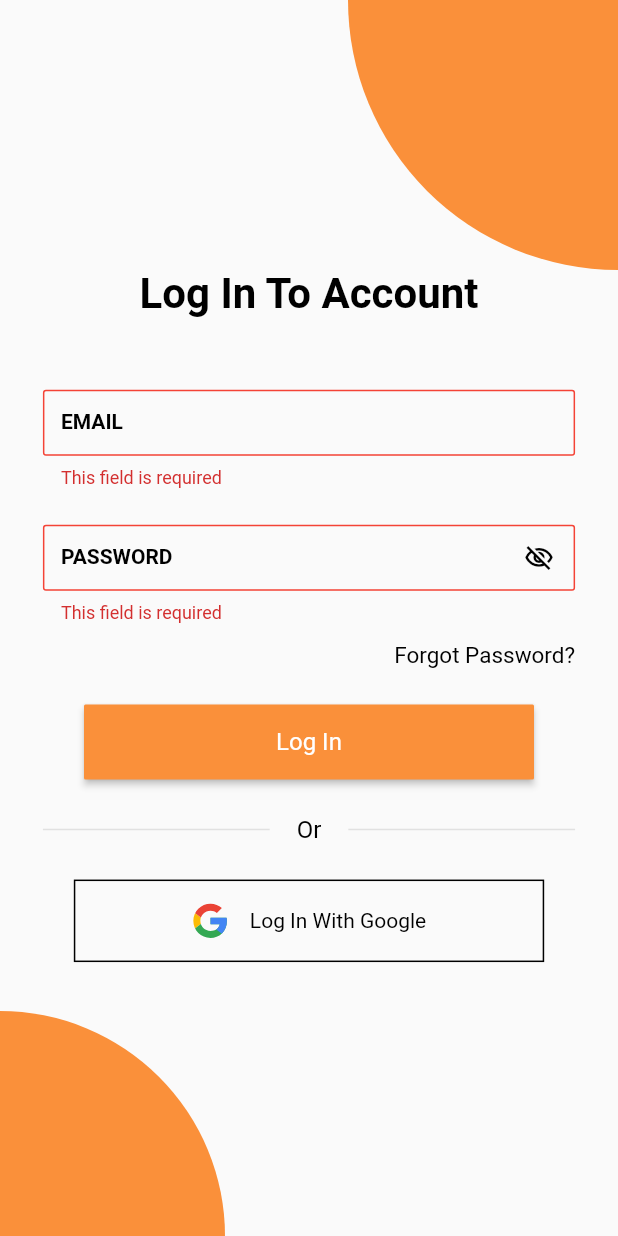
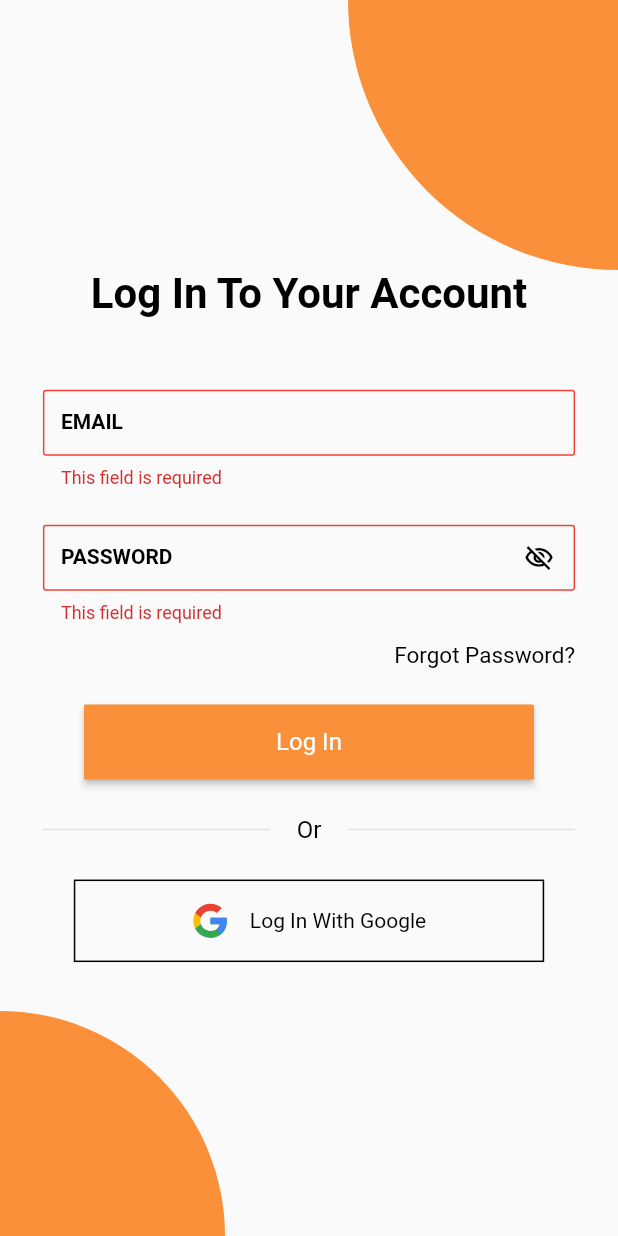
Before and after one commit to dhiaeddinne/dukkanTek-test, a Flutter app: the screen it shows after launch, after a tap on "Log In", on a phone screen of 412 x 824 dp. Run offline on Flutter 3.47's test engine with Material 2 defaults, Android fonts, the phone set to English and light mode, and no system bars; drawn by our look-alikes of rounded_loading_button; our stand-ins replace cached_network_image, connectivity_plus, dio, flutter_screenutil, flutter_svg, google_sign_in and 3 more.

Commit message:
fix translation & clean up

```diff
--- a/lib/app/constants/app_theme.dart
+++ b/lib/app/constants/app_theme.dart
@@ -7,17 +7,9 @@ const googleIcon = "assets/icons/google.svg";
 ///Images
 const groceryIconImage = "assets/images/grocery.png";
 
-///App colors*
+///App colors
 Color primaryColor = const Color(0xFFFA903A);
 Color whiteColor = const Color(0XFFFFFFFF);
 Color blackColor = const Color(0XFF000000);
 Color redColor = Colors.red;
-Color buttonColor = const Color(0XFFFA903A);
-Color lightButtonColor = const Color(0xFF256168);
-Color mediumButtonColor = const Color(0XFF1F4B50);
-Color goldenColor = const Color(0XFFBFAB88);
 Color dividerColor = const Color(0XFFE1E1E1);
-Color textColor = const Color(0XFF19295C);
-Color lightGreyColor = const Color(0XFFB8BAC3);
-Color inputBgColor = const Color(0XFFF2F4F7);
-Color loaderColor = const Color(0XFFBFAB88);
--- a/lib/app/globalization/ar.dart
+++ b/lib/app/globalization/ar.dart
@@ -2,11 +2,11 @@ class ArMessages {
   static Map<String, Map<String, String>> messages = {
     "auth": {
       "login": "تسجيل دخول",
-      "login_to_your_account": "Log In To Account",
-      "email": "email",
-      "password": "password",
-      "forget_password":"Forgot Password?",
-      "login_with_google":"Log In With Google",
+      "login_to_your_account": "تسجيل الدخول إلى الحساب",
+      "email": "البريد الإلكتروني",
+      "password": "كلمة السر",
+      "forget_password":"هل نسيت كلمة السر؟",
+      "login_with_google":"تسجيل الدخول عبر Google",
     },
     "message":{
       "login_error": "الرجاء التثبت من البريد إلكتروني وكلمة مرور",
@@ -21,9 +21,5 @@ class ArMessages {
       "its_time_to_shop": "حان وقت التسوق!",
       "buy_online": "اشتري أروع المنتجات"
     },
-    "Button": {
-      "save": "Save",
-      "upload": "upload"
-    },
   };
 }
--- a/lib/app/globalization/en.dart
+++ b/lib/app/globalization/en.dart
@@ -2,7 +2,7 @@ class EnMessages {
   static Map<String, Map<String, String>> messages = {
     "auth": {
       "login": "Log In",
-      "login_to_your_account": "Log In To Account",
+      "login_to_your_account": "Log In To Your Account",
       "email": "email",
       "password": "password",
       "forget_password":"Forgot Password?",
@@ -21,9 +21,5 @@ class EnMessages {
       "its_time_to_shop": "It's time to shop!",
       "buy_online": "Buy online the most coolest products"
     },
-    "Button": {
-      "save": "Save",
-      "upload": "upload"
-    },
   };
 }
--- a/lib/app/globalization/fr.dart
+++ b/lib/app/globalization/fr.dart
@@ -2,7 +2,7 @@ class FrMessages {
   static Map<String, Map<String, String>> messages = {
     "auth": {
       "login": "Connexion",
-      "login_to_your_account": "Connectez-vous au compte",
+      "login_to_your_account": "Connectez-vous à votre compte",
       "email": "email",
       "password": "mot de passe",
       "forget_password":"mot de passe oublié",
@@ -21,9 +21,5 @@ class FrMessages {
       "its_time_to_shop": "Il est temps de magasiner!",
       "buy_online": "Achetez en ligne les produits les plus cool"
     },
-    "Button": {
-      "save": "Enregistrer",
-      "upload": "Publier"
-    },
   };
 }
--- a/lib/router.dart
+++ b/lib/router.dart
@@ -9,7 +9,6 @@ import 'package:flutter/material.dart';
 const String splashScreenViewRoute = "/";
 const String homeScreenRoute = "/home";
 const String loginScreenRoute = "/login";
-const String registerScreeRoute = "/sign_up";
 
 Route<dynamic> generateRoute(RouteSettings settings) {
   switch (settings.name) {
--- a/lib/ui/screens/login/login_screen_view.dart
+++ b/lib/ui/screens/login/login_screen_view.dart
@@ -192,6 +192,8 @@ class _LoginScreenViewState extends State<LoginScreenView> {
       onPressed: () {
         if(loginViewModel
             .keyForm.currentState!.validate()){
+          loginViewModel.passwordFocusNode.unfocus();
+          loginViewModel.emailFocusNode.unfocus();
           loginViewModel.btnController.start();
           loginViewModel.signIn(
             context: context,
--- a/lib/ui/screens/spash_screen/splash_screen_view_model.dart
+++ b/lib/ui/screens/spash_screen/splash_screen_view_model.dart
@@ -8,11 +8,11 @@ class SplashScreenViewModel extends BaseViewModel {
   NavigationService navigationService = NavigationService();
 
   void init({required BuildContext context}){
-    Future.delayed(const Duration(seconds: 2)).then((value) => navigateToHomeScreen(context: context));
+    Future.delayed(const Duration(seconds: 2)).then((value) => navigateToLoginScreen(context: context));
   }
 
 
-  void navigateToHomeScreen({required BuildContext context}) {
+  void navigateToLoginScreen({required BuildContext context}) {
     navigationService.changeScreenReplacement(context, const LoginScreenView());
   }
 }
```
Also changed, not shown: lib/ui/screens/home/home_view_model.dart (+4 -11 lines).
